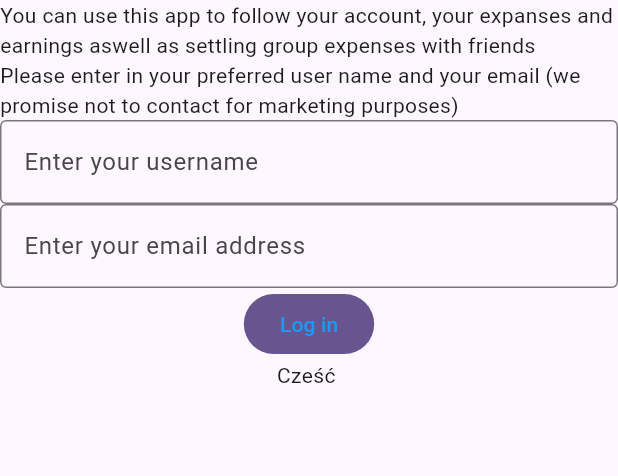
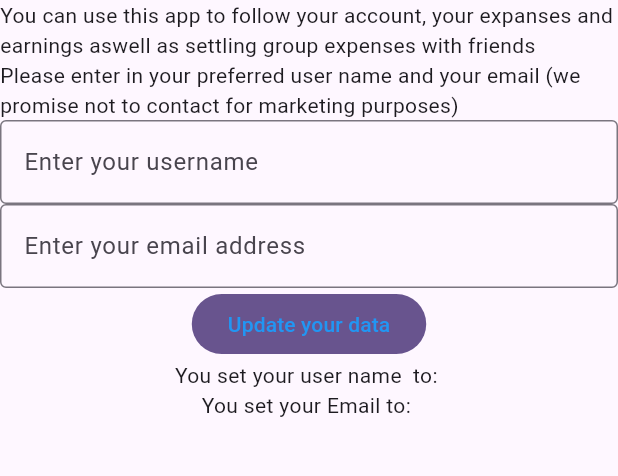
Before and after one commit to konradkubczyk/payme, a Flutter app: the LoginPage screen opened directly, on a phone screen of 412 x 824 dp, the part 246-722 px from its top. Run offline on Flutter 3.47's test engine with Material 3 defaults, Android fonts, the phone set to English and light mode, and no system bars; our stand-ins replace drift; accounts and stored records are empty; generated files the repository leaves out were written again.

Commit message:
feat: added profile page to navbar

```diff
--- a/lib/models/user.dart
+++ b/lib/models/user.dart
@@ -26,11 +26,10 @@ class User extends Person {
     List<dynamic> test = (await database.getUserById(id).get());
     dynamic test_1 = test[0];
     print((test_1));
-    print((test_1.title));
 
     // Create and return a User instance based on database data.
     User user = User(
-        name: test_1.title,
+        name: test_1.name,
         id: test_1.id,
         email: test_1.email,
         accounts: await model_account.Account.getAccountsByUserId(
--- a/lib/screens/home_screen.dart
+++ b/lib/screens/home_screen.dart
@@ -1,5 +1,6 @@
 import 'package:flutter/material.dart';
 import 'package:payme/screens/accounts_list_screen.dart';
+import 'package:payme/screens/login_screen.dart';
 import 'package:payme/screens/settlements_list_screen.dart';
 
 class HomeScreen extends StatefulWidget {
@@ -14,7 +15,8 @@ class _HomeScreenState extends State<HomeScreen> {
 
   final List<Widget> _screens = [
     AccountsListScreen(),
-    SettlementsListScreen()
+    SettlementsListScreen(),
+    LoginPage()
   ];
 
   @override
@@ -37,6 +39,7 @@ class _HomeScreenState extends State<HomeScreen> {
             icon: Icon(Icons.account_balance_wallet),
             label: 'Settlements',
           ),
+          NavigationDestination(icon: Icon(Icons.person), label: "User")
         ],
       ),
     );
--- a/lib/screens/login_screen.dart
+++ b/lib/screens/login_screen.dart
@@ -27,6 +27,7 @@ class _LoginPageState extends State<LoginPage> {
   //String userName=DataProvider().userName
   int localUserId=0;
   String _userName="";
+  String _userEmail="";
   Future<void> loginUser(DatabaseProvider databaseProvider, DataProvider dataProvider) async {
 
     localUserId = dataProvider.userId;
@@ -35,6 +36,7 @@ class _LoginPageState extends State<LoginPage> {
     // Set the userId in DataProvider
 
     _userName= await getUserName(databaseProvider, dataProvider);
+    _userEmail = await getUserEmail(databaseProvider, dataProvider);
     // ???? jeżeli callujemy 2 razy to wtedy odrazu dziala jesli nie
     updateState(databaseProvider, dataProvider);
     //updateState(databaseProvider, dataProvider);
@@ -47,6 +49,12 @@ User user= await User.getUser(localUserId,databaseProvider.database);
     print("Logged in with userId: $localUserId");
     print("DataProvider name ${dataProvider.userName}");
     return userName;
+    }Future<String> getUserEmail(DatabaseProvider databaseProvider, DataProvider dataProvider) async {
+User user= await User.getUser(localUserId,databaseProvider.database);
+    String email = user.email as String;
+    print("Logged in with userId: $localUserId");
+
+    return email;
     }
   void updateState(databaseProvider,dataProvider){
     setState(() {
@@ -114,9 +122,10 @@ User user= await User.getUser(localUserId,databaseProvider.database);
                  // User.getUser(5, databaseProvider.database);
                   print(User.getAllUsers(databaseProvider.database));
                 },
-                child: const Text('Log in'),
+                child: const Text('Update your data'),
               ),
-              Text("Cześć $_userName")
+              Text("You set your user name  to: $_userName"),
+              Text("You set your Email to: $_userEmail")
             ],
           ),
         ),
```
